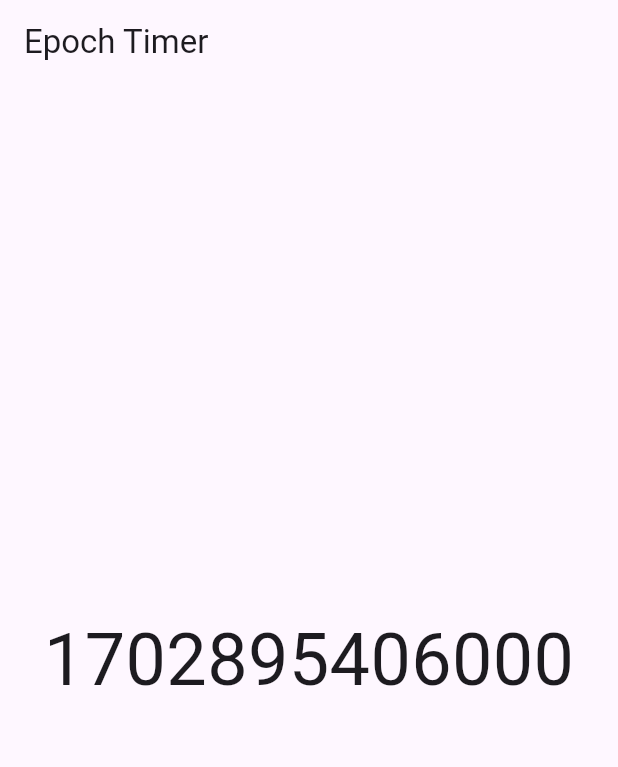
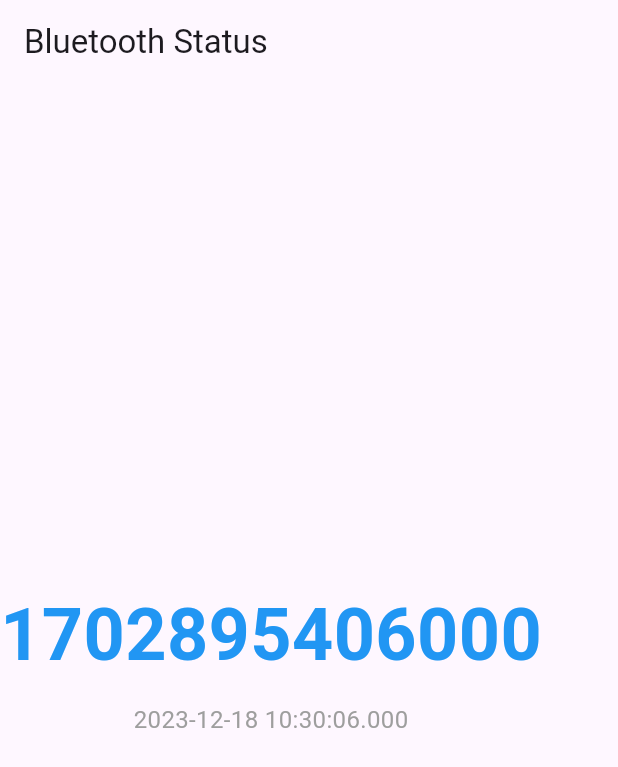
Before and after one commit to sagarhingal/Flutter_POC, a Flutter app: the screen it shows after launch, on a phone screen of 412 x 824 dp. Shown: the top 767 px of the screen. Run offline on Flutter 3.47's test engine with Material 3 defaults, Android fonts, the phone set to English and light mode, and no system bars; our stand-ins replace flutter_blue_plus.

Commit message:
added bluetooth connection-state logic, prints epoch time if connected

```diff
--- a/lib/main.dart
+++ b/lib/main.dart
@@ -1,8 +1,9 @@
 import 'package:flutter/material.dart';
 import 'dart:async';
+import 'package:flutter_blue_plus/flutter_blue_plus.dart'; // for bluetooth
 
 void main() {
-  // FlutterBluePlus.setLogLevel(LogLevel.verbose, color: true);
+  FlutterBluePlus.setLogLevel(LogLevel.verbose, color: true);
   runApp(const MyApp());
 }
 
@@ -13,131 +14,32 @@ class MyApp extends StatelessWidget {
   @override
   Widget build(BuildContext context) {
     return MaterialApp(
-      title: 'Flutter Demo',
+      title: 'Flutter BLE POC',
       theme: ThemeData(
-        // This is the theme of your application.
-        //
-        // TRY THIS: Try running your application with "flutter run". You'll see
-        // the application has a purple toolbar. Then, without quitting the app,
-        // try changing the seedColor in the colorScheme below to Colors.green
-        // and then invoke "hot reload" (save your changes or press the "hot
-        // reload" button in a Flutter-supported IDE, or press "r" if you used
-        // the command line to start the app).
-        //
-        // Notice that the counter didn't reset back to zero; the application
-        // state is not lost during the reload. To reset the state, use hot
-        // restart instead.
-        //
-        // This works for code too, not just values: Most code changes can be
-        // tested with just a hot reload.
-        colorScheme: ColorScheme.fromSeed(seedColor: Colors.black),
+        colorScheme: ColorScheme.fromSeed(seedColor: Colors.blue),
         useMaterial3: true,
       ),
-      // home: const MyHomePage(title: 'Flutter Demo Home Page'),
-      home: const EpochTimerApp(),
+      home: const EpochAndBluetooth(),
     );
   }
 }
 
-class MyHomePage extends StatefulWidget {
-  const MyHomePage({super.key, required this.title});
-
-  // This widget is the home page of your application. It is stateful, meaning
-  // that it has a State object (defined below) that contains fields that affect
-  // how it looks.
-
-  // This class is the configuration for the state. It holds the values (in this
-  // case the title) provided by the parent (in this case the App widget) and
-  // used by the build method of the State. Fields in a Widget subclass are
-  // always marked "final".
-
-  final String title;
+class EpochAndBluetooth extends StatefulWidget {
+  const EpochAndBluetooth({super.key});
 
   @override
-  State<MyHomePage> createState() => _MyHomePageState();
+  _EpochAndBluetooth createState() => _EpochAndBluetooth();
 }
 
-class _MyHomePageState extends State<MyHomePage> {
-  int _counter = 0;
-
-  void _incrementCounter() {
-    setState(() {
-      // This call to setState tells the Flutter framework that something has
-      // changed in this State, which causes it to rerun the build method below
-      // so that the display can reflect the updated values. If we changed
-      // _counter without calling setState(), then the build method would not be
-      // called again, and so nothing would appear to happen.
-      _counter++;
-    });
-  }
-
-  @override
-  Widget build(BuildContext context) {
-    // This method is rerun every time setState is called, for instance as done
-    // by the _incrementCounter method above.
-    //
-    // The Flutter framework has been optimized to make rerunning build methods
-    // fast, so that you can just rebuild anything that needs updating rather
-    // than having to individually change instances of widgets.
-    return Scaffold(
-      appBar: AppBar(
-        // TRY THIS: Try changing the color here to a specific color (to
-        // Colors.amber, perhaps?) and trigger a hot reload to see the AppBar
-        // change color while the other colors stay the same.
-        backgroundColor: Theme.of(context).colorScheme.inversePrimary,
-        // Here we take the value from the MyHomePage object that was created by
-        // the App.build method, and use it to set our appbar title.
-        title: Text(widget.title),
-      ),
-      body: Center(
-        // Center is a layout widget. It takes a single child and positions it
-        // in the middle of the parent.
-        child: Column(
-          // Column is also a layout widget. It takes a list of children and
-          // arranges them vertically. By default, it sizes itself to fit its
-          // children horizontally, and tries to be as tall as its parent.
-          //
-          // Column has various properties to control how it sizes itself and
-          // how it positions its children. Here we use mainAxisAlignment to
-          // center the children vertically; the main axis here is the vertical
-          // axis because Columns are vertical (the cross axis would be
-          // horizontal).
-          //
-          // TRY THIS: Invoke "debug painting" (choose the "Toggle Debug Paint"
-          // action in the IDE, or press "p" in the console), to see the
-          // wireframe for each widget.
-          mainAxisAlignment: MainAxisAlignment.center,
-          children: <Widget>[
-            const Text(
-              'You have pushed the button this many times:',
-            ),
-            Text(
-              '$_counter',
-              style: Theme.of(context).textTheme.headlineMedium,
-            ),
-          ],
-        ),
-      ),
-      floatingActionButton: FloatingActionButton(
-        onPressed: _incrementCounter,
-        tooltip: 'Increment',
-        child: const Icon(Icons.add),
-      ), // This trailing comma makes auto-formatting nicer for build methods.
-    );
-  }
-}
-
-class EpochTimerApp extends StatefulWidget {
-  const EpochTimerApp({super.key});
-
-  @override
-  _EpochTimerAppState createState() => _EpochTimerAppState();
-}
-
-class _EpochTimerAppState extends State<EpochTimerApp> {
+class _EpochAndBluetooth extends State<EpochAndBluetooth> {
 
   // initialise global variables
   int _epochTimestamp = 0;
+  BluetoothAdapterState _adapterState = BluetoothAdapterState.unknown;
+  bool isBluetoothOn = false;
+
+  late StreamSubscription<BluetoothAdapterState> _adapterStateStateSubscription;
+
 
   Timer? _timer;
 
@@ -146,40 +48,90 @@ class _EpochTimerAppState extends State<EpochTimerApp> {
 
   void initState() {
     super.initState();
+    _adapterStateStateSubscription = FlutterBluePlus.adapterState.listen((state) {
+      _adapterState = state;
+      if (mounted) {
+        setState(() {});
+      }
+    });
+
     _startTimer();
   }
 
   @override
 
 
+  @override
   void dispose() {
-    _timer?.cancel();
+    _adapterStateStateSubscription.cancel();
     super.dispose();
   }
 
-  void _startTimer() {
-    _timer = Timer.periodic(Duration(seconds: 1), (timer) {
-      setState(() {
-        _epochTimestamp = DateTime.now().millisecondsSinceEpoch;
+  Future<void> _startTimer() async {
+      _timer = Timer.periodic(const Duration(seconds: 1), (timer) {
+        if (_adapterState == BluetoothAdapterState.on) {
+          setState(() {
+            _epochTimestamp = DateTime.now().millisecondsSinceEpoch;
+          });
+        }
       });
-    });
   }
 
 
   @override
   Widget build(BuildContext context) {
-    return MaterialApp(
-      home: Scaffold(
-        appBar: AppBar(
-          title: Text('Epoch Timer'),
+    DateTime dateTime = DateTime.fromMillisecondsSinceEpoch(_epochTimestamp);
+
+    Widget screen = _adapterState == BluetoothAdapterState.on
+        ? Column(
+      mainAxisAlignment: MainAxisAlignment.center,
+      crossAxisAlignment: CrossAxisAlignment.center,
+      children: <Widget>[
+        Text(
+          _epochTimestamp.toString(),
+          style: const TextStyle(
+            fontSize: 48,
+            fontWeight: FontWeight.bold,
+            color: Colors.blue,
+          ),
         ),
-        body: Center(
-          child: Text(
-            _epochTimestamp.toString(),
-            style: TextStyle(fontSize: 48),
+        const SizedBox(height: 10),
+        Text(
+          dateTime.toString(),
+          style: const TextStyle(
+            fontSize: 16,
+            color: Colors.grey,
+          ),
+        ),
+      ],
+    )
+        : Center(
+      child: Container(
+        padding: const EdgeInsets.all(20),
+        decoration: BoxDecoration(
+          color: Colors.red,
+          borderRadius: BorderRadius.circular(10),
+        ),
+        child: const Text(
+          'OFF',
+          style: TextStyle(
+            fontSize: 36,
+            fontWeight: FontWeight.bold,
+            color: Colors.white,
           ),
         ),
       ),
     );
+
+    return MaterialApp(
+      home: Scaffold(
+        appBar: AppBar(
+          title: const Text('Bluetooth Status'),
+        ),
+        body: screen,
+      ),
+    );
   }
+
+
 }
--- a/pubspec.yaml
+++ b/pubspec.yaml
@@ -35,6 +35,7 @@ dependencies:
   # The following adds the Cupertino Icons font to your application.
   # Use with the CupertinoIcons class for iOS style icons.
   cupertino_icons: ^1.0.2
+  flutter_blue_plus: ^1.30.6
 
 dev_dependencies:
   flutter_test:
```
Also changed, not shown: pubspec.lock, 1 other file.
